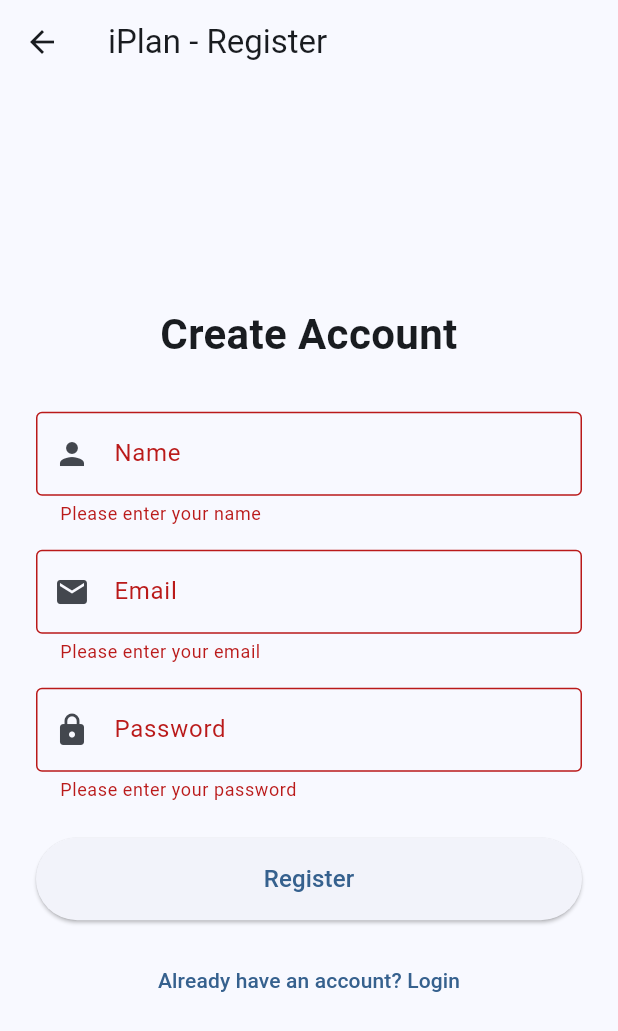
After one commit to CristeaIoanDaniel/iPlan, a Flutter app: the RegisterScreen screen opened directly, after a tap on "Register", on a phone screen of 412 x 824 dp. The commit adds this screen. Shown: the top 1031 px of the screen. Run offline on Flutter 3.47's test engine with Material 3 defaults, Android fonts, the phone set to English and light mode, and no system bars; our stand-ins replace flutter_secure_storage; accounts and stored records are empty.

Commit message:
Update mobile app

```diff
--- /dev/null
+++ b/mobile/lib/features/auth/screens/register_screen.dart
@@ -0,0 +1,157 @@
+import 'package:flutter/material.dart';
+import '../services/registration_service.dart';
+
+class RegisterScreen extends StatefulWidget {
+  const RegisterScreen({super.key});
+
+  @override
+  State<RegisterScreen> createState() => _RegisterScreenState();
+}
+
+class _RegisterScreenState extends State<RegisterScreen> {
+  final _formKey = GlobalKey<FormState>();
+  final _nameController = TextEditingController();
+  final _emailController = TextEditingController();
+  final _passwordController = TextEditingController();
+  final _registrationService = RegistrationService();
+  bool _isLoading = false;
+
+  @override
+  void dispose() {
+    _nameController.dispose();
+    _emailController.dispose();
+    _passwordController.dispose();
+    super.dispose();
+  }
+
+  Future<void> _handleRegister() async {
+    if (!_formKey.currentState!.validate()) return;
+    setState(() => _isLoading = true);
+    try {
+      await _registrationService.register(
+        name: _nameController.text.trim(),
+        email: _emailController.text.trim(),
+        password: _passwordController.text.trim(),
+      );
+      if (!mounted) return;
+      ScaffoldMessenger.of(context).showSnackBar(
+        const SnackBar(content: Text('Registration successful!')),
+      );
+      Navigator.pop(context); // Go back to login or main screen
+    } catch (e) {
+      if (!mounted) return;
+      ScaffoldMessenger.of(context).showSnackBar(
+        SnackBar(
+          content: Text(e.toString().replaceAll('Exception: ', '')),
+          backgroundColor: Colors.red,
+        ),
+      );
+    } finally {
+      if (mounted) {
+        setState(() => _isLoading = false);
+      }
+    }
+  }
+
+  @override
+  Widget build(BuildContext context) {
+    return Scaffold(
+      appBar: AppBar(title: const Text('iPlan - Register')),
+      body: Padding(
+        padding: const EdgeInsets.all(24.0),
+        child: Center(
+          child: SingleChildScrollView(
+            child: Form(
+              key: _formKey,
+              child: Column(
+                mainAxisAlignment: MainAxisAlignment.center,
+                crossAxisAlignment: CrossAxisAlignment.stretch,
+                children: [
+                  const Text(
+                    'Create Account',
+                    style: TextStyle(fontSize: 28, fontWeight: FontWeight.bold),
+                    textAlign: TextAlign.center,
+                  ),
+                  const SizedBox(height: 32),
+                  // Name Field
+                  TextFormField(
+                    controller: _nameController,
+                    decoration: const InputDecoration(
+                      labelText: 'Name',
+                      border: OutlineInputBorder(),
+                      prefixIcon: Icon(Icons.person),
+                    ),
+                    validator: (value) {
+                      if (value == null || value.isEmpty) {
+                        return 'Please enter your name';
+                      }
+                      return null;
+                    },
+                  ),
+                  const SizedBox(height: 16),
+                  // Email Field
+                  TextFormField(
+                    controller: _emailController,
+                    keyboardType: TextInputType.emailAddress,
+                    decoration: const InputDecoration(
+                      labelText: 'Email',
+                      border: OutlineInputBorder(),
+                      prefixIcon: Icon(Icons.email),
+                    ),
+                    validator: (value) {
+                      if (value == null || value.isEmpty) {
+                        return 'Please enter your email';
+                      }
+                      return null;
+                    },
+                  ),
+                  const SizedBox(height: 16),
+                  // Password Field
+                  TextFormField(
+                    controller: _passwordController,
+                    obscureText: true,
+                    decoration: const InputDecoration(
+                      labelText: 'Password',
+                      border: OutlineInputBorder(),
+                      prefixIcon: Icon(Icons.lock),
+                    ),
+                    validator: (value) {
+                      if (value == null || value.isEmpty) {
+                        return 'Please enter your password';
+                      }
+                      if (value.length < 6) {
+                        return 'Password must be at least 6 characters';
+                      }
+                      return null;
+                    },
+                  ),
+                  const SizedBox(height: 24),
+                  // Register Button
+                  ElevatedButton(
+                    onPressed: _isLoading ? null : _handleRegister,
+                    style: ElevatedButton.styleFrom(
+                      padding: const EdgeInsets.symmetric(vertical: 16),
+                    ),
+                    child: _isLoading
+                        ? const SizedBox(
+                            height: 20,
+                            width: 20,
+                            child: CircularProgressIndicator(strokeWidth: 2),
+                          )
+                        : const Text('Register', style: TextStyle(fontSize: 16)),
+                  ),
+                  const SizedBox(height: 16),
+                  // Back to Login Button
+                  TextButton(
+                    onPressed: () => Navigator.pop(context),
+                    child: const Text('Already have an account? Login'),
+                  ),
+                ],
+              ),
+            ),
+          ),
+        ),
+      ),
+    );
+  }
+}
--- /dev/null
+++ b/mobile/lib/features/auth/services/registration_service.dart
@@ -0,0 +1,42 @@
+import 'dart:convert';
+
+import 'package:flutter_secure_storage/flutter_secure_storage.dart';
+
+import '../../../core/network/api_client.dart';
+
+class RegistrationService {
+  final ApiClient _apiClient = ApiClient();
+  final _storage = const FlutterSecureStorage();
+
+  Future<void> register({
+    required String name,
+    required String email,
+    required String password,
+  }) async {
+    final response = await _apiClient.post('/auth/register', {
+      'name': name.trim(),
+      'email': email.trim(),
+      'password': password,
+    });
+
+    final body = Map<String, dynamic>.from(
+      jsonDecode(response.body) as Map,
+    );
+
+    if (response.statusCode != 201) {
+      final errors = body['errors'];
+      final message = errors is List
+          ? errors
+          .map((error) => '${error['field']}: ${error['message']}')
+          .join('\n')
+          : body['message']?.toString() ??
+          'Registration failed (${response.statusCode})';
+
+      throw Exception(message);
+    }
+
+    final data = Map<String, dynamic>.from(body['data'] as Map);
+    final token = data['token'] as String;
+    await _storage.write(key: 'jwt_token', value: token);
+  }
+}
```
Also changed, not shown: mobile/lib/features/auth/screens/login_screen.dart (+19 -2 lines), mobile/lib/features/auth/services/auth_service.dart (+21 -29 lines), mobile/lib/features/home/screens/home_screen.dart (added, +108 -0 lines), mobile/lib/features/home/screens/plan_screen.dart (added, +99 -0 lines).
